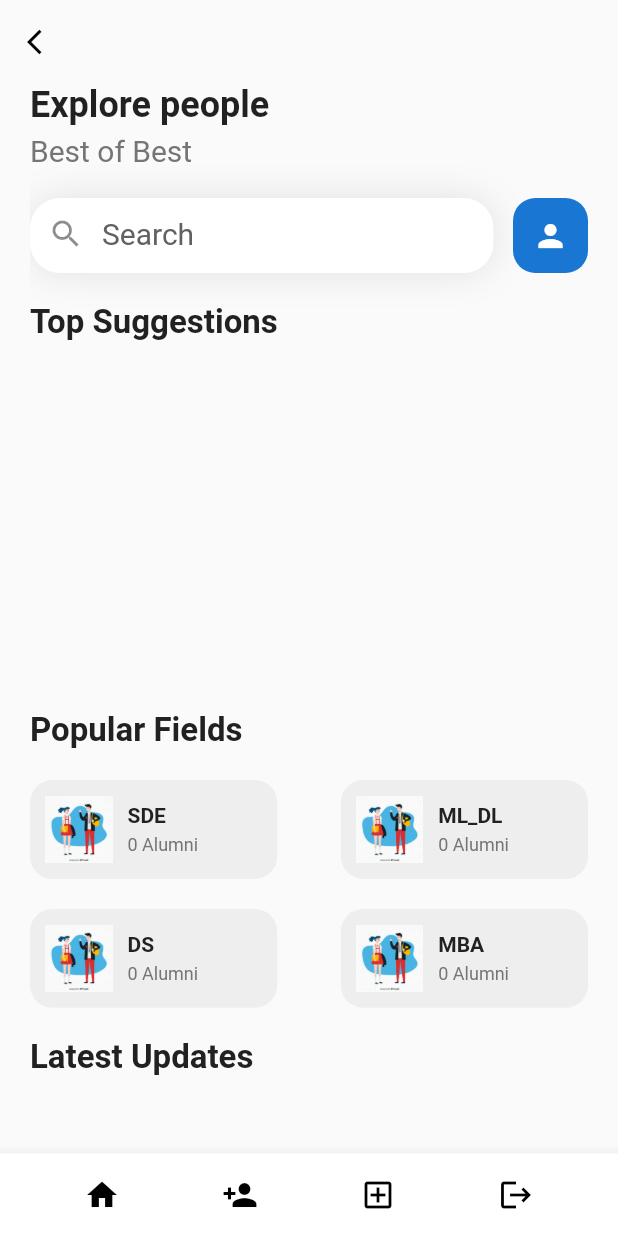
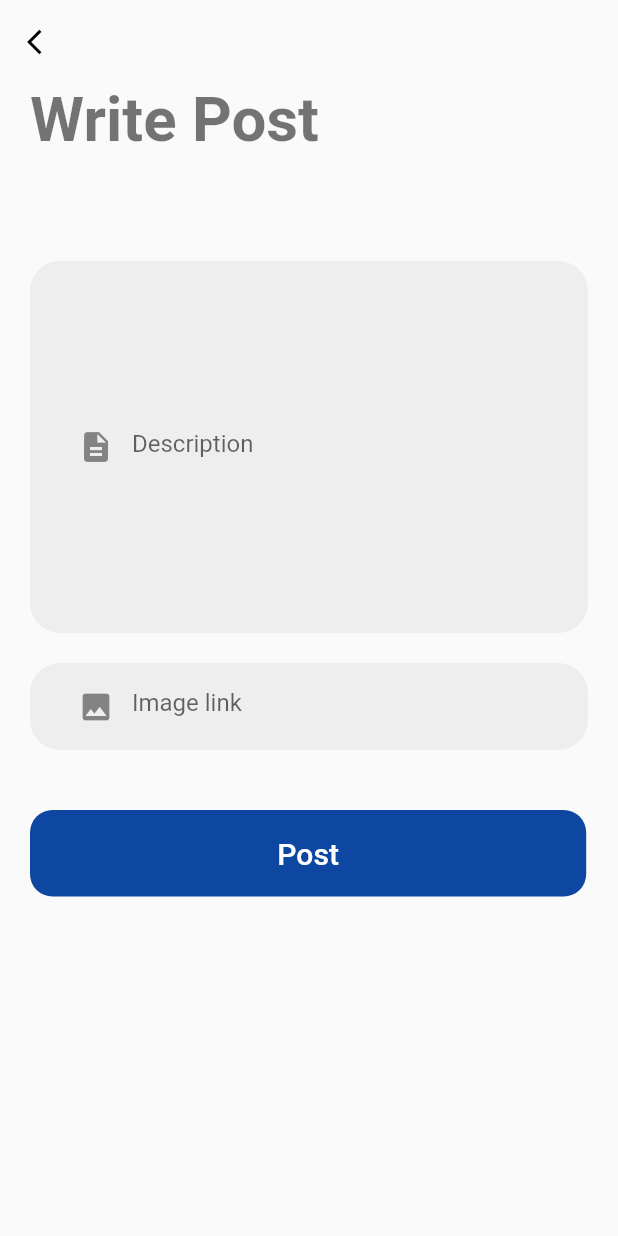
Before and after one commit to Pranavchiku/Alumni_Connect_App, a Flutter app: the screen it shows after launch, on a phone screen of 412 x 824 dp. Run offline on Flutter 3.47's test engine with Material 2 defaults, Android fonts, the phone set to English and light mode, and no system bars; our stand-ins replace dots_indicator.

Commit message:
post page

```diff
--- a/Flutter_Frontend/alumni_connect_app/lib/main.dart
+++ b/Flutter_Frontend/alumni_connect_app/lib/main.dart
@@ -1,6 +1,7 @@
 import 'package:alumni_connect_app/pages/education_info.dart';
 import 'package:alumni_connect_app/pages/index.dart';
 import 'package:alumni_connect_app/pages/login.dart';
+import 'package:alumni_connect_app/pages/post_page.dart';
 import 'package:alumni_connect_app/pages/signup.dart';
 import 'package:alumni_connect_app/widget/image.dart';
 import 'package:flutter/material.dart';
@@ -8,7 +9,8 @@ import 'package:flutter/material.dart';
 void main() {
   runApp(
     MaterialApp(
-      home: Index(email: "goswami.4@iitj.ac.in"),
+      // home: Index(email: "goswami.4@iitj.ac.in"),
+      home: AlumniPost(email: "goswami.4@iitj.ac.in"),
       debugShowCheckedModeBanner: false,
     ),
   );
--- /dev/null
+++ b/Flutter_Frontend/alumni_connect_app/lib/pages/post_page.dart
@@ -0,0 +1,143 @@
+import 'package:alumni_connect_app/pages/signup.dart';
+import 'package:flutter/material.dart';
+
+class AlumniPost extends StatefulWidget {
+  String email;
+  AlumniPost({required this.email});
+
+  @override
+  State<AlumniPost> createState() => _AlumniPostState();
+}
+
+class _AlumniPostState extends State<AlumniPost> {
+  final GlobalKey<FormState> _formKey = GlobalKey<FormState>();
+  String? _description, _image;
+
+  @override
+  Widget build(BuildContext context) {
+    final Size size = MediaQuery.of(context).size;
+    return Scaffold(
+      appBar: AppBar(
+        elevation: 0,
+        backgroundColor: Colors.transparent,
+        leading: IconButton(
+          onPressed: () {
+            Navigator.pop(context);
+          },
+          icon: Icon(
+            Icons.arrow_back_ios,
+            size: 20,
+            color: Colors.black,
+          ),
+        ),
+      ),
+      body: Container(
+        padding: EdgeInsets.only(
+          left: 20,
+          right: 20,
+          bottom: size.height * 0.05,
+          // top: size.height * 0.06,
+        ),
+        child: SingleChildScrollView(
+          child: Column(
+            crossAxisAlignment: CrossAxisAlignment.start,
+            mainAxisAlignment: MainAxisAlignment.spaceBetween,
+            children: [
+              Text(
+                "Write Post",
+                style: Theme.of(context).textTheme.headline1!.copyWith(
+                      fontSize: size.width * 0.1,
+                      fontWeight: FontWeight.bold,
+                    ),
+              ),
+              SizedBox(height: 20),
+              Column(
+                crossAxisAlignment: CrossAxisAlignment.end,
+                children: [
+                  SizedBox(
+                    height: 50,
+                  ),
+                  Form(
+                    key: _formKey,
+                    child: Column(
+                      children: <Widget>[
+                        Container(
+                          padding: EdgeInsets.symmetric(
+                              horizontal: 20, vertical: 100),
+                          decoration: BoxDecoration(
+                              color: Colors.grey.shade200,
+                              borderRadius:
+                                  BorderRadius.all(Radius.circular(20))),
+                          child: TextFormField(
+                            validator: (input) {
+                              if (input != null && input.isEmpty)
+                                return "Enter Description";
+                            },
+                            decoration: InputDecoration(
+                              border: InputBorder.none,
+                              hintText: "Description",
+                              prefixIcon: Icon(Icons.description),
+                            ),
+                            onSaved: (input) => _description = input!,
+                          ),
+                        ),
+                        SizedBox(
+                          height: 20,
+                        ),
+                        Container(
+                          padding:
+                              EdgeInsets.symmetric(horizontal: 20, vertical: 5),
+                          decoration: BoxDecoration(
+                              color: Colors.grey.shade200,
+                              borderRadius:
+                                  BorderRadius.all(Radius.circular(20))),
+                          child: TextFormField(
+                            validator: (input) {
+                              if (input != null && input.isEmpty)
+                                return "Enter image link";
+                            },
+                            decoration: InputDecoration(
+                              border: InputBorder.none,
+                              hintText: "Image link",
+                              prefixIcon: Icon(Icons.image),
+                            ),
+                            obscureText: true,
+                            onSaved: (input) => _image = input!,
+                          ),
+                        ),
+                        SizedBox(height: 20.0),
+                      ],
+                    ),
+                  ),
+                ],
+              ),
+              SizedBox(height: 20),
+              Column(
+                children: [
+                  Container(
+                    height: size.height * 0.07,
+                    width: size.width * 0.9,
+                    decoration: BoxDecoration(
+                      color: Colors.blue[900],
+                      borderRadius: BorderRadius.circular(15),
+                    ),
+                    child: TextButton(
+                      onPressed: () {},
+                      child: Text(
+                        "Post",
+                        style: TextStyle(
+                          color: Colors.white,
+                          fontSize: 20,
+                        ),
+                      ),
+                    ),
+                  ),
+                ],
+              )
+            ],
+          ),
+        ),
+      ),
+    );
+  }
+}
```
